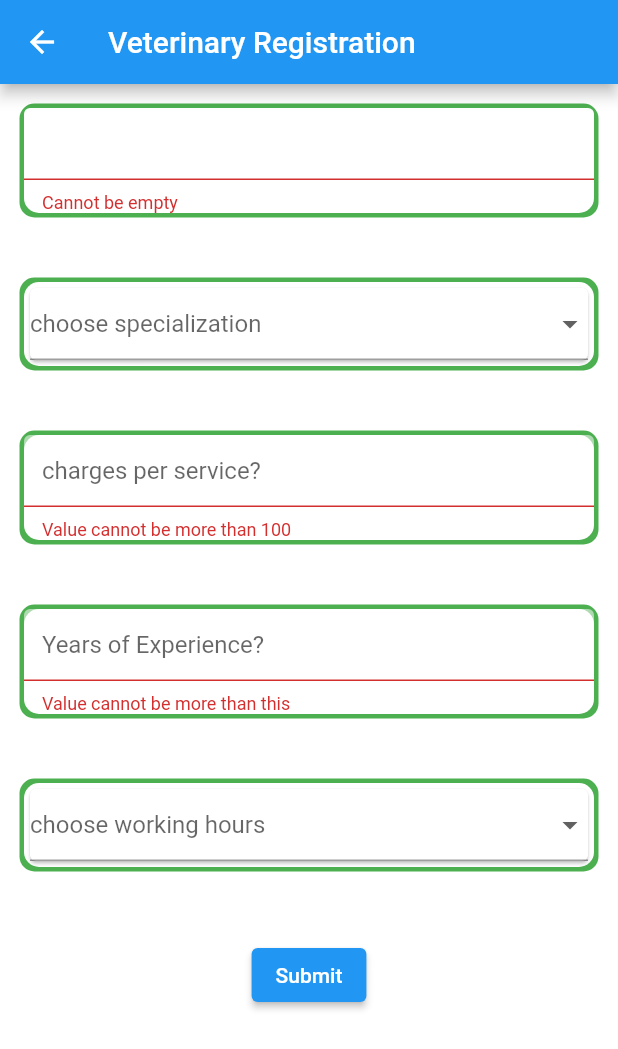
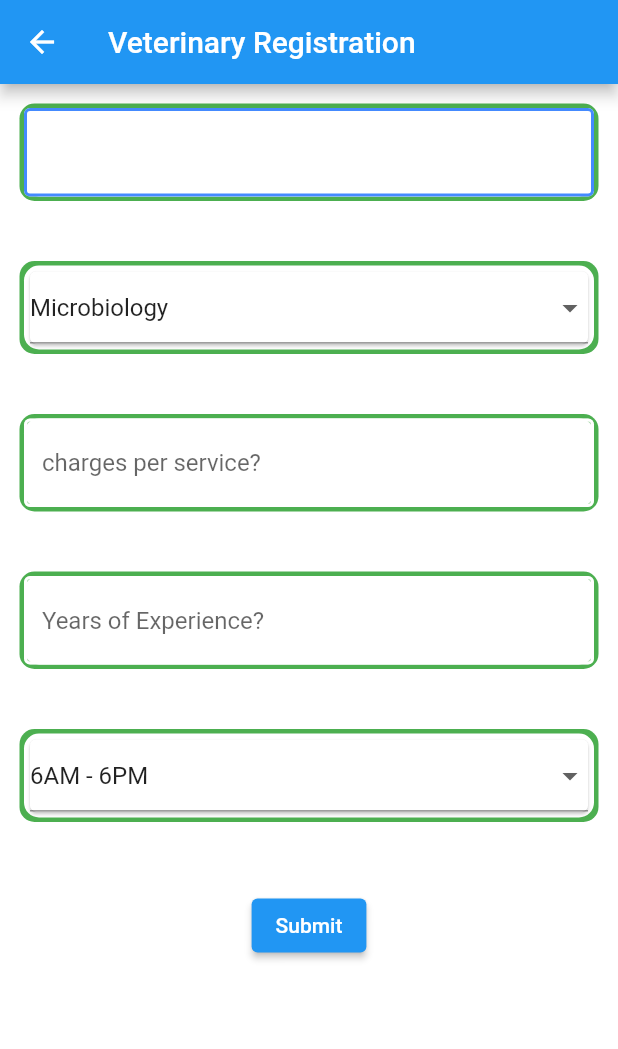
Before and after one commit to intelligent-foot/Kathiru, a Flutter app: the RegisterVet screen opened directly, after a tap on "Submit", on a phone screen of 412 x 824 dp. Shown: the top 1049 px of the screen. Run offline on Flutter 3.47's test engine with Material 2 defaults, Android fonts, the phone set to English and light mode, and no system bars; our stand-ins replace cloud_firestore, firebase_auth, firebase_core, shared_preferences; missing offline and left inert: dart:ffi; accounts and stored records are empty.

Commit message:
Added vet reg

```diff
--- a/lib/views/Vets.dart
+++ b/lib/views/Vets.dart
@@ -1,3 +1,5 @@
+import 'dart:ui';
+
 import 'package:flutter/material.dart';
 import 'package:mukurewini/service/database_service.dart';
 
@@ -14,11 +16,11 @@ class _RegisterVetState extends State<RegisterVet> {
   TextEditingController experienceController = new TextEditingController();
   //DatabaseMethods databaseMethods = new DatabaseMethods();
 
-   String selected = '';
-   String selectedHour ='';
+  String selected = '';
+  String selectedHour = '';
   bool isLoading = false;
   Widget displayBoard() {
-    List loan = [
+    List items = [
       "Microbiology",
       "Nutrition",
       "Ophthalmology",
@@ -27,8 +29,9 @@ class _RegisterVetState extends State<RegisterVet> {
       "Theriogenology",
       "Toxicology"
     ];
-    List<DropdownMenuItem> menuItemList = loan
-        .map((val) => DropdownMenuItem(value: val, child: Text(val)))
+    String? selectedItem = items[0];
+    List<DropdownMenuItem> menuItemList = items
+        .map((item) => DropdownMenuItem<String>(value: item, child: Text(item)))
         .toList();
     return Padding(
       padding: const EdgeInsets.all(8.0),
@@ -42,12 +45,11 @@ class _RegisterVetState extends State<RegisterVet> {
         ),
         child: Card(
           child: DropdownButtonFormField(
-            value: selected,
-            validator: (value) =>
-                value == null ? 'Please select specialization' : null,
-            onChanged: (val) => setState(() => selected = val),
+            value: selectedItem,
+            validator: (value) => value == null ? 'Please select specialization' : null,
+            onChanged: (item) => setState(() => selectedItem = item) ,
             items: menuItemList,
-            hint: Text("choose specialization"),
+            hint: Text('Choose specialzation'),
           ),
         ),
       ),
@@ -59,8 +61,9 @@ class _RegisterVetState extends State<RegisterVet> {
       "6AM - 6PM",
       "6PM - 6AM",
     ];
+     String? selectedItem = loan[0];
     List<DropdownMenuItem> menuItemList = loan
-        .map((val) => DropdownMenuItem(value: val, child: Text(val)))
+        .map((loan) => DropdownMenuItem(value: loan, child: Text(loan)))
         .toList();
     return Padding(
       padding: const EdgeInsets.all(8.0),
@@ -74,10 +77,10 @@ class _RegisterVetState extends State<RegisterVet> {
         ),
         child: Card(
           child: DropdownButtonFormField(
-            value: selectedHour,
+            value: selectedItem,
             validator: (value) =>
                 value == null ? 'Please select working Hours' : null,
-            onChanged: (val) => setState(() => selectedHour = val),
+            onChanged: (loan) => setState(() => selectedItem = loan),
             items: menuItemList,
             hint: Text("choose working hours"),
           ),
@@ -86,25 +89,7 @@ class _RegisterVetState extends State<RegisterVet> {
     );
   }
 
-
-
-  submitVetsDetails() async {
-    if (formKey.currentState!.validate()) {
-      setState(() {
-        isLoading = true;
-      });
-      print("done");
-      Map<String, dynamic> userInfoMap = {
-        'vet name': widget.name,
-        "specialization": selected,
-        "Charges": priceController.text,
-        "working hours": selectedHour,
-        "experience": experienceController.text,
-      };
-
-      //databaseMethods.uploadVetInfo(userInfoMap);
-    }
-  }
+  submitVetsDetails() {}
 
   @override
   Widget build(BuildContext context) {
@@ -133,17 +118,17 @@ class _RegisterVetState extends State<RegisterVet> {
                       validator: (val) {
                         return val!.isEmpty ? "Cannot be empty" : null;
                       },
-                      initialValue: widget.name,
+                     // initialValue: widget.name,
                       style: TextStyle(color: Colors.black),
                       decoration: InputDecoration(
                           fillColor: Colors.white,
                           filled: true,
                           enabledBorder: OutlineInputBorder(
                               borderSide:
-                                  BorderSide(color: Colors.white, width: 2.0)),
+                                  BorderSide(color: Colors.blueAccent, width: 2.0)),
                           focusedBorder: OutlineInputBorder(
                               borderSide:
-                                  BorderSide(color: Colors.pink, width: 2.0))),
+                                  BorderSide(color: Colors.blueAccent, width: 2.0))),
                     ),
                   ),
                 ),
@@ -182,7 +167,7 @@ class _RegisterVetState extends State<RegisterVet> {
                                   BorderSide(color: Colors.white, width: 2.0)),
                           focusedBorder: OutlineInputBorder(
                               borderSide:
-                                  BorderSide(color: Colors.pink, width: 2.0))),
+                                  BorderSide(color: Colors.blueAccent, width: 2.0))),
                     ),
                   ),
                 ),
@@ -217,7 +202,7 @@ class _RegisterVetState extends State<RegisterVet> {
                                   BorderSide(color: Colors.white, width: 2.0)),
                           focusedBorder: OutlineInputBorder(
                               borderSide:
-                                  BorderSide(color: Colors.pink, width: 2.0))),
+                                  BorderSide(color: Colors.blueAccent, width: 2.0))),
                     ),
                   ),
                 ),
@@ -229,8 +214,8 @@ class _RegisterVetState extends State<RegisterVet> {
                   height: 40,
                 ),
                 ElevatedButton(
-                  style: ButtonStyle(backgroundColor: MaterialStateProperty.all(Colors.blue)),
-
+                  style: ButtonStyle(
+                      backgroundColor: MaterialStateProperty.all(Colors.blue)),
                   onPressed: () {
                     submitVetsDetails();
                   },
```
Also changed, not shown: lib/views/admin.dart (+28 -0 lines), lib/views/milk.dart (added, +126 -0 lines), lib/views/milk2.dart (added, +15 -0 lines), lib/widgets/widgets.dart (line endings or trailing spaces).
